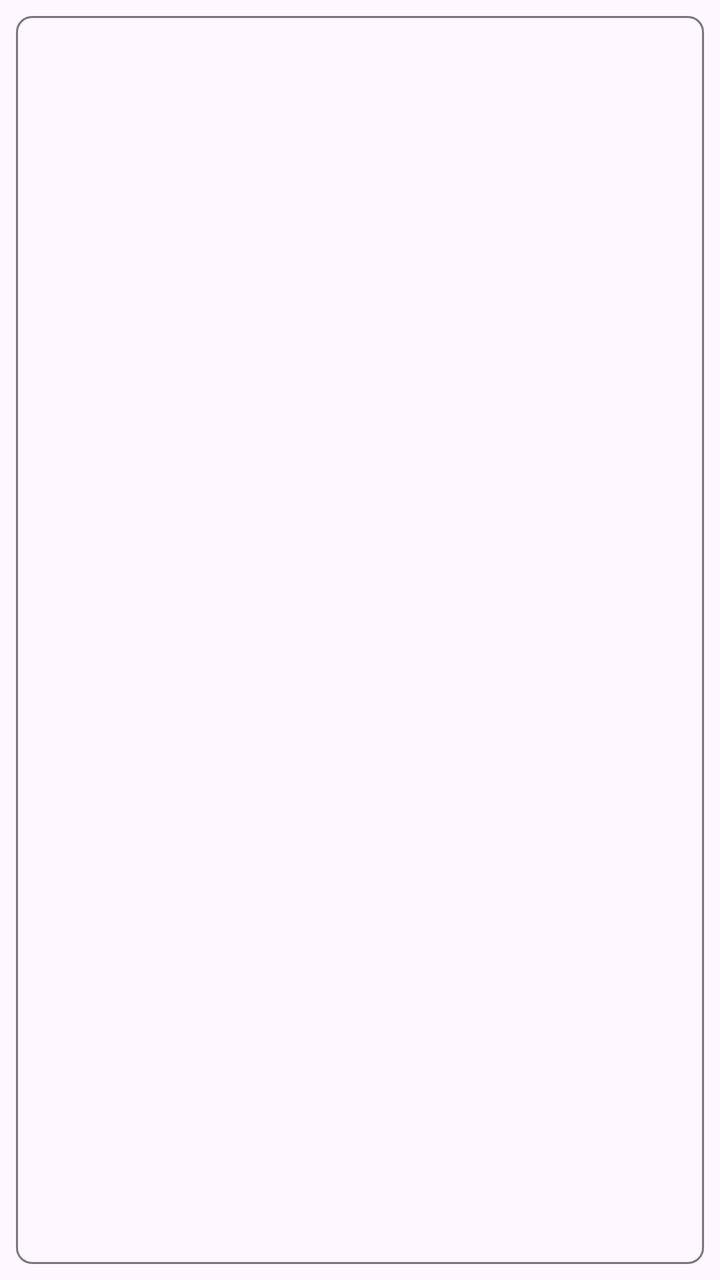
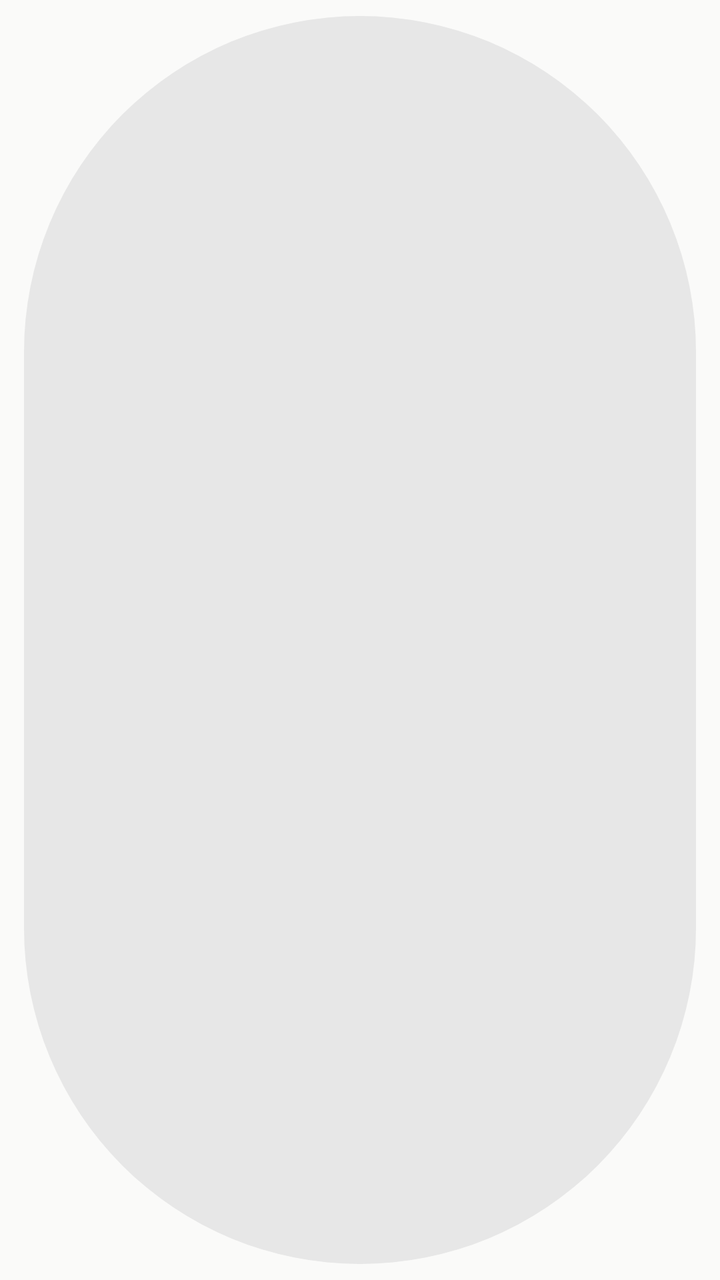

Compare the two renders of this Android layout. The source of the first and the diff that turns it into the second are given below.
<!-- AndroidManifest.xml: application theme Theme.GajeonTiming -->
<!-- res/layout/item_filter_chip.xml -->
<?xml version="1.0" encoding="utf-8"?>
<com.google.android.material.chip.Chip xmlns:android="http://schemas.android.com/apk/res/android"
    style="@style/Widget.Material3.Chip.Filter"
    android:layout_width="wrap_content"
    android:layout_height="wrap_content" />
<!-- resources referenced by this layout -->
<resources>
  <style name="Theme.GajeonTiming" parent="Theme.Material3.DayNight.NoActionBar" />
</resources>

<!-- the commit's change to res/layout/item_filter_chip.xml (unified diff, before → after) -->
@@ -1,5 +1,5 @@
 <?xml version="1.0" encoding="utf-8"?>
 <com.google.android.material.chip.Chip xmlns:android="http://schemas.android.com/apk/res/android"
-    style="@style/Widget.Material3.Chip.Filter"
+    style="@style/Widget.Gajeon.Chip.Filter"
     android:layout_width="wrap_content"
     android:layout_height="wrap_content" />
<!-- resource entries referenced after the edit -->
@@ -1,5 +1,53 @@
 <!-- resources referenced by this layout -->
 <resources>
-  <style name="Theme.GajeonTiming" parent="Theme.Material3.DayNight.NoActionBar" />
+  <style name="Theme.GajeonTiming" parent="Theme.Material3.DayNight.NoActionBar">
+          
+          <item name="colorPrimary">@color/brand</item>
+          <item name="colorOnPrimary">@color/on_brand</item>
+          <item name="colorPrimaryContainer">@color/brand_container</item>
+          <item name="colorOnPrimaryContainer">@color/on_brand_container</item>
+          
+          <item name="colorSecondary">@color/brand</item>
+          <item name="colorOnSecondary">@color/on_brand</item>
+          <item name="colorSecondaryContainer">@color/brand_container</item>
+          <item name="colorOnSecondaryContainer">@color/on_brand_container</item>
+          <item name="colorTertiary">@color/verdict_good</item>
+          <item name="colorError">@color/verdict_wait</item>
+  
+          
+          <item name="android:colorBackground">@color/page</item>
+          <item name="colorSurface">@color/card</item>
+          <item name="colorOnSurface">@color/ink</item>
+          <item name="colorOnSurfaceVariant">@color/ink_2</item>
+          <item name="colorSurfaceVariant">@color/sunken</item>
+          <item name="colorSurfaceContainerLowest">@color/card</item>
+          <item name="colorSurfaceContainerLow">@color/card</item>
+          <item name="colorSurfaceContainer">@color/card</item>
+          <item name="colorSurfaceContainerHigh">@color/sunken</item>
+          <item name="colorSurfaceContainerHighest">@color/sunken</item>
+          <item name="colorOutline">@color/line_strong</item>
+          <item name="colorOutlineVariant">@color/line</item>
+  
+          
+          <item name="materialCardViewStyle">@style/Widget.Gajeon.Card</item>
+          <item name="materialButtonStyle">@style/Widget.Gajeon.Button</item>
+          <item name="materialButtonOutlinedStyle">@style/Widget.Gajeon.Button.Outlined</item>
+          <item name="chipStyle">@style/Widget.Gajeon.Chip</item>
+          <item name="toolbarStyle">@style/Widget.Gajeon.Toolbar</item>
+          <item name="android:windowBackground">@color/page</item>
+      </style>
+  <color name="brand">#C2410C</color>
+  <color name="on_brand">#FFFFFF</color>
+  <color name="brand_container">#FFF1E7</color>
+  <color name="on_brand_container">#7C2D12</color>
+  <color name="verdict_good">#1D4ED8</color>
+  <color name="verdict_wait">#B91C1C</color>
+  <color name="page">#FAFAF9</color>
+  <color name="card">#FFFFFF</color>
+  <color name="ink">#1C1917</color>
+  <color name="ink_2">#57534E</color>
+  <color name="sunken">#F3F2F0</color>
+  <color name="line_strong">#8C857F</color>
+  <color name="line">#E7E5E4</color>
 </resources>
 
